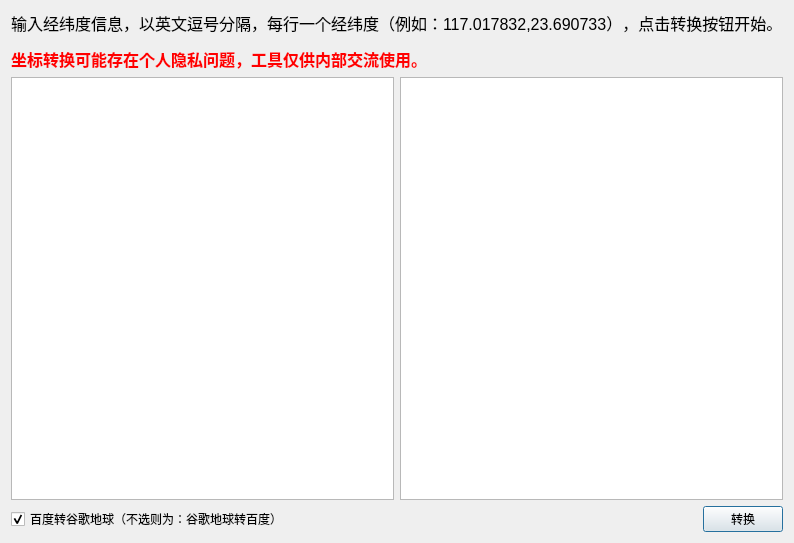
dhb52/bd2gps, file ui_main.ui: the form before one commit.
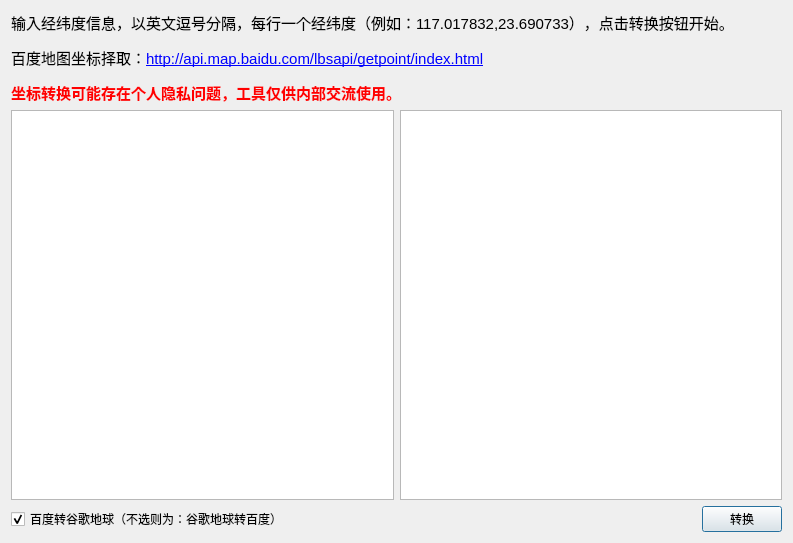
The form after the commit. Icons and pictures are not drawn.

```diff
--- a/ui_main.ui
+++ b/ui_main.ui
@@ -24,7 +24,10 @@
       <number>2</number>
      </property>
      <property name="text">
-      <string>&lt;html&gt;&lt;head/&gt;&lt;body&gt;&lt;p&gt;&lt;span style=&quot; font-size:12pt;&quot;&gt;输入经纬度信息，以英文逗号分隔，每行一个经纬度（例如：117.017832,23.690733），点击转换按钮开始。&lt;/span&gt;&lt;/p&gt;&lt;p&gt;&lt;span style=&quot; font-size:12pt; font-weight:600; color:#ff0000;&quot;&gt;坐标转换可能存在个人隐私问题，工具仅供内部交流使用。&lt;/span&gt;&lt;/p&gt;&lt;/body&gt;&lt;/html&gt;</string>
+      <string>&lt;html&gt;&lt;head/&gt;&lt;body&gt;&lt;p&gt;&lt;span style=&quot; font-size:11pt;&quot;&gt;输入经纬度信息，以英文逗号分隔，每行一个经纬度（例如：117.017832,23.690733），点击转换按钮开始。&lt;/span&gt;&lt;/p&gt;&lt;p&gt;&lt;span style=&quot; font-size:11pt;&quot;&gt;百度地图坐标择取：&lt;/span&gt;&lt;a href=&quot;http://api.map.baidu.com/lbsapi/getpoint/index.html&quot;&gt;&lt;span style=&quot; font-size:11pt; text-decoration: underline; color:#0000ff;&quot;&gt;http://api.map.baidu.com/lbsapi/getpoint/index.html&lt;/span&gt;&lt;/a&gt;&lt;/p&gt;&lt;p&gt;&lt;span style=&quot; font-size:11pt; font-weight:600; color:#ff0000;&quot;&gt;坐标转换可能存在个人隐私问题，工具仅供内部交流使用。&lt;/span&gt;&lt;/p&gt;&lt;/body&gt;&lt;/html&gt;</string>
+     </property>
+     <property name="openExternalLinks">
+      <bool>true</bool>
      </property>
     </widget>
    </item>
```
